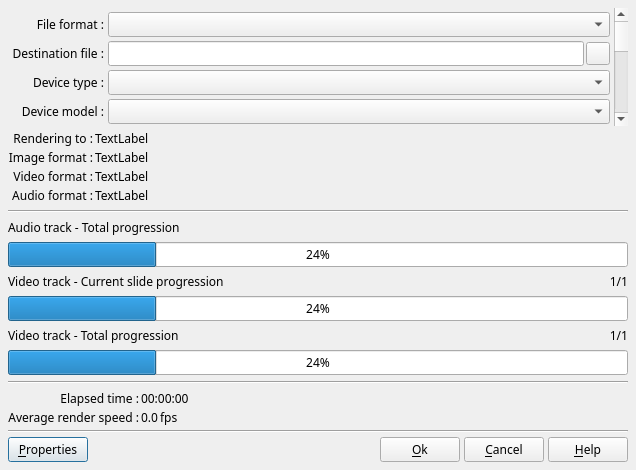
First picture: the form in src/ffDiaporama/DlgRenderVideo/DlgRenderVideo.ui, repository boenki/ffdiaporama, before the edit.
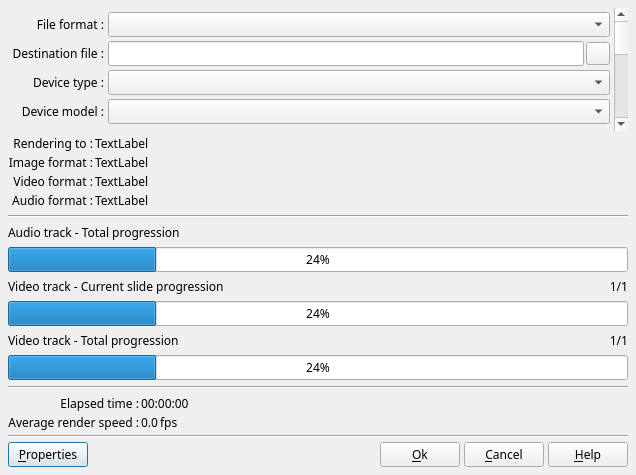
Second picture: the form after the edit. Icons and pictures are not drawn.

What changed in the file:
```diff
--- a/src/ffDiaporama/DlgRenderVideo/DlgRenderVideo.ui
+++ b/src/ffDiaporama/DlgRenderVideo/DlgRenderVideo.ui
@@ -7,7 +7,7 @@
     <x>0</x>
     <y>0</y>
     <width>636</width>
-    <height>470</height>
+    <height>475</height>
    </rect>
   </property>
   <property name="minimumSize">
@@ -44,9 +44,9 @@
       <property name="geometry">
        <rect>
         <x>0</x>
-        <y>0</y>
+        <y>-36</y>
         <width>604</width>
-        <height>349</height>
+        <height>348</height>
        </rect>
       </property>
       <layout class="QGridLayout" name="gridLayout_2">
```
Left out of the diff: 2 changed lines with no effect on the pictures.
